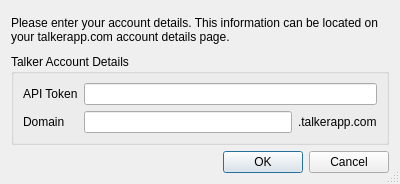
The window that ui/account_edit_dialog.ui (chmod700/SmoothTalker) describes before a commit, drawn with Qt 5.
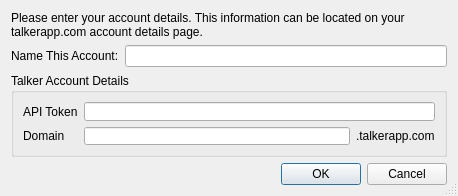
The same window after the commit.

Commit message: Most of the way done with moving the networking code out of MainWindow (it was never meant to stay there) Added a "name" field to TalkerAccounts so people can label them if they have more than 1 Handle bad tokens by showing the account editor

What changed in the file:
```diff
--- a/ui/account_edit_dialog.ui
+++ b/ui/account_edit_dialog.ui
@@ -6,8 +6,8 @@
    <rect>
     <x>0</x>
     <y>0</y>
-    <width>400</width>
-    <height>184</height>
+    <width>458</width>
+    <height>196</height>
    </rect>
   </property>
   <property name="windowTitle">
@@ -27,6 +27,26 @@
      </property>
     </widget>
    </item>
+   <item>
+    <layout class="QHBoxLayout" name="horizontalLayout_3">
+     <item>
+      <widget class="QLabel" name="label_5">
+       <property name="toolTip">
+        <string>This is just a simple name to remind you what account this is. For example &quot;project foo&quot; or &quot;friends&quot;. </string>
+       </property>
+       <property name="text">
+        <string>Name This Account:</string>
+       </property>
+       <property name="buddy">
+        <cstring>le_name</cstring>
+       </property>
+      </widget>
+     </item>
+     <item>
+      <widget class="QLineEdit" name="le_name"/>
+     </item>
+    </layout>
+   </item>
    <item>
     <widget class="QGroupBox" name="groupBox">
      <property name="title">
```
Left out of the diff: 1 changed line with no effect on the pictures. The commit also changes 5 other files.
